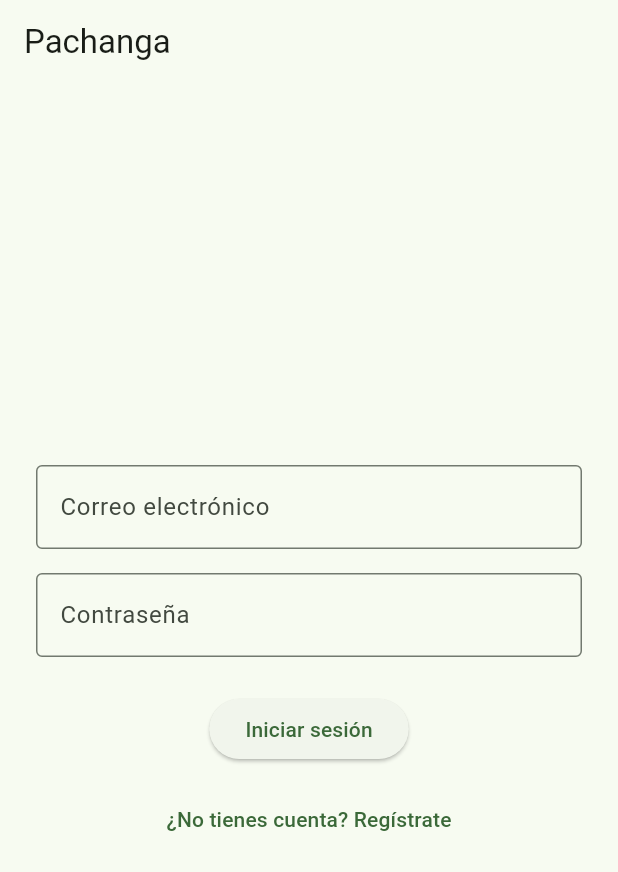
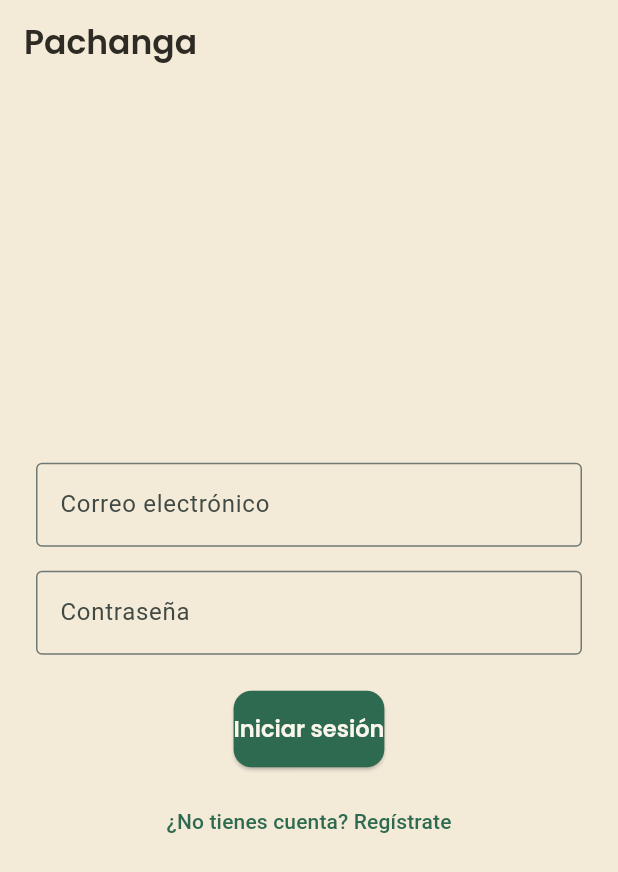
Before and after one commit to FranGonzalez7/pachanga, a Flutter app: the screen it shows after launch, on a phone screen of 412 x 824 dp. Shown: the top 872 px of the screen. Run offline on Flutter 3.47's test engine with Material 3 defaults, Android fonts, the phone set to English and light mode, and no system bars; our stand-ins replace cloud_firestore, firebase_auth, firebase_core, flutter_svg, google_fonts; accounts and stored records are empty.

Commit message:
Añadimos tema central con paleta crema, verde y ámbar y tipografía Poppins

```diff
--- a/lib/main.dart
+++ b/lib/main.dart
@@ -2,13 +2,11 @@ import 'package:flutter/material.dart';
 import 'package:firebase_core/firebase_core.dart';
 import 'firebase_options.dart';
 import 'screens/auth_gate.dart';
-
+import 'theme/app_theme.dart';
 
 void main() async {
   WidgetsFlutterBinding.ensureInitialized();
-  await Firebase.initializeApp(
-    options: DefaultFirebaseOptions.currentPlatform,
-  );
+  await Firebase.initializeApp(options: DefaultFirebaseOptions.currentPlatform);
   runApp(const MyApp());
 }
 
@@ -20,11 +18,8 @@ class MyApp extends StatelessWidget {
     return MaterialApp(
       title: 'Pachanga',
       debugShowCheckedModeBanner: false,
-      theme: ThemeData(
-        colorScheme: ColorScheme.fromSeed(seedColor: Colors.green),
-        useMaterial3: true,
-      ),
-      home:  AuthGate(),
+      theme: AppTheme.light,
+      home: AuthGate(),
     );
   }
 }
--- /dev/null
+++ b/lib/theme/app_theme.dart
@@ -0,0 +1,150 @@
+import 'package:flutter/material.dart';
+import 'package:google_fonts/google_fonts.dart';
+
+// Tema central de Pachanga. Todo el color y la tipografía de la app se
+// define AQUÍ, una sola vez. Las pantallas no eligen colores: leen los
+// roles del tema (primary, surface, secondary...). Cambiar un color aquí
+// cambia la app entera. Es el mismo principio que ScoringRules o el
+// catálogo de formaciones: reglas parametrizadas en un único sitio.
+
+class AppTheme {
+  AppTheme._(); // constructor privado: esta clase no se instancia, solo agrupa.
+
+  // --- Paleta con nombre -----------------------------------------------
+  // Los colores crudos viven aquí, con nombre. Nadie fuera de este archivo
+  // debería escribir un hex a mano: si hay que afinar el crema, se toca
+  // este bloque y punto.
+
+  static const Color kGreen = Color(0xFF2D6A4F); // verde césped, protagonista
+  static const Color kGreenDark = Color(0xFF1B4332); // verde para presionados
+  static const Color kAmber = Color(0xFFE4A020); // ámbar, acento
+  static const Color kCream = Color(0xFFF3EAD8); // crema de fondo (tostado)
+  static const Color kCreamCard = Color(
+    0xFFFBF6EC,
+  ); // crema de tarjetas (claro)
+  static const Color kInk = Color(0xFF2E2A24); // "tinta": texto, marrón oscuro
+  static const Color kInkSoft = Color(0xFF7A7566); // texto secundario, apagado
+
+  // --- ColorScheme ------------------------------------------------------
+  // Partimos de fromSeed (deriva ~30 colores coherentes del verde) y
+  // sobrescribimos solo los roles que queremos controlar a mano. El resto
+  // los rellena Material de forma armónica.
+
+  static final ColorScheme _colorScheme =
+      ColorScheme.fromSeed(
+        seedColor: kGreen,
+        brightness: Brightness.light,
+      ).copyWith(
+        primary: kGreen,
+        onPrimary: kCreamCard, // texto/iconos sobre verde: crema claro
+        secondary: kAmber, // el acento ámbar
+        onSecondary: kInk, // texto sobre ámbar: tinta oscura
+        surface: kCream, // fondo general (Scaffold usa esto en M3)
+        onSurface: kInk, // texto sobre el fondo: tinta, no negro puro
+      );
+
+  // --- Tipografía -------------------------------------------------------
+  // Poppins en los títulos; el cuerpo se queda en la fuente por defecto
+  // (más neutra y legible en textos largos). Si algún día Poppins no
+  // convence, se cambia _titleFont y listo.
+
+  static TextTheme _buildTextTheme(TextTheme base) {
+    return base.copyWith(
+      headlineLarge: GoogleFonts.poppins(
+        textStyle: base.headlineLarge,
+      ).copyWith(fontWeight: FontWeight.w700, color: kInk),
+      headlineMedium: GoogleFonts.poppins(
+        textStyle: base.headlineMedium,
+      ).copyWith(fontWeight: FontWeight.w700, color: kInk),
+      titleLarge: GoogleFonts.poppins(
+        textStyle: base.titleLarge,
+      ).copyWith(fontWeight: FontWeight.w600, color: kInk),
+      titleMedium: GoogleFonts.poppins(
+        textStyle: base.titleMedium,
+      ).copyWith(fontWeight: FontWeight.w600, color: kInk),
+    );
+  }
+
+  // --- El tema claro completo ------------------------------------------
+
+  static ThemeData get light {
+    final base = ThemeData(
+      colorScheme: _colorScheme,
+      useMaterial3: true,
+      scaffoldBackgroundColor: kCream, // fondo explícito, = surface
+    );
+
+    return base.copyWith(
+      textTheme: _buildTextTheme(base.textTheme),
+
+      // AppBar: fondo crema, sin sombra, título en tinta.
+      appBarTheme: const AppBarTheme(
+        backgroundColor: kCream,
+        foregroundColor: kInk,
+        elevation: 0,
+        scrolledUnderElevation: 0,
+        centerTitle: false,
+      ),
+
+      // Tarjetas: crema claro (más claro que el fondo, "flotan" por tono),
+      // esquinas redondeadas y una sombra suave.
+      cardTheme: CardThemeData(
+        color: kCreamCard,
+        elevation: 2,
+        shadowColor: kInk.withValues(alpha: 0.15),
+        shape: RoundedRectangleBorder(borderRadius: BorderRadius.circular(16)),
+      ),
+
+      // Botón principal: verde, texto crema, esquinas redondeadas.
+      elevatedButtonTheme: ElevatedButtonThemeData(
+        style: ElevatedButton.styleFrom(
+          backgroundColor: kGreen,
+          foregroundColor: kCreamCard,
+          elevation: 1,
+          padding: const EdgeInsets.symmetric(vertical: 14),
+          shape: RoundedRectangleBorder(
+            borderRadius: BorderRadius.circular(12),
+          ),
+          textStyle: GoogleFonts.poppins(
+            fontSize: 15,
+            fontWeight: FontWeight.w600,
+          ),
+        ),
+      ),
+
+      // Botones de texto (Cancelar, etc.): verde.
+      textButtonTheme: TextButtonThemeData(
+        style: TextButton.styleFrom(foregroundColor: kGreen),
+      ),
+
+      // FAB: mismo verde que el botón principal. "Botón de acción = verde"
+      // en toda la app; el ámbar se reserva para señalar, no para accionar.
+      floatingActionButtonTheme: const FloatingActionButtonThemeData(
+        backgroundColor: kGreen,
+        foregroundColor: kCreamCard,
+      ),
+
+      // Pestañas (TabBar): indicador y texto activo en verde.
+      tabBarTheme: const TabBarThemeData(
+        labelColor: kGreen,
+        unselectedLabelColor: kInkSoft,
+        indicatorColor: kGreen,
+      ),
+
+      // Barra de navegación inferior: activo en verde.
+      navigationBarTheme: NavigationBarThemeData(
+        backgroundColor: kCreamCard,
+        indicatorColor: kGreen.withValues(alpha: 0.15),
+        labelTextStyle: WidgetStateProperty.all(
+          const TextStyle(fontSize: 12, color: kInk),
+        ),
+      ),
+
+      // Divisores: una línea muy tenue de tinta, no gris genérico.
+      dividerTheme: DividerThemeData(
+        color: kInk.withValues(alpha: 0.10),
+        thickness: 1,
+      ),
+    );
+  }
+}
--- a/pubspec.yaml
+++ b/pubspec.yaml
@@ -38,6 +38,7 @@ dependencies:
   cloud_firestore: ^6.5.0
   firebase_auth: ^6.5.2
   flutter_svg: ^2.0.10
+  google_fonts: ^6.2.1
 
 dev_dependencies:
   flutter_test:
```
Also changed, not shown: lib/screens/home_screen.dart (+80 -67 lines), imágenes/Screenshot_3.png (added), pubspec.lock, 2 other files.
